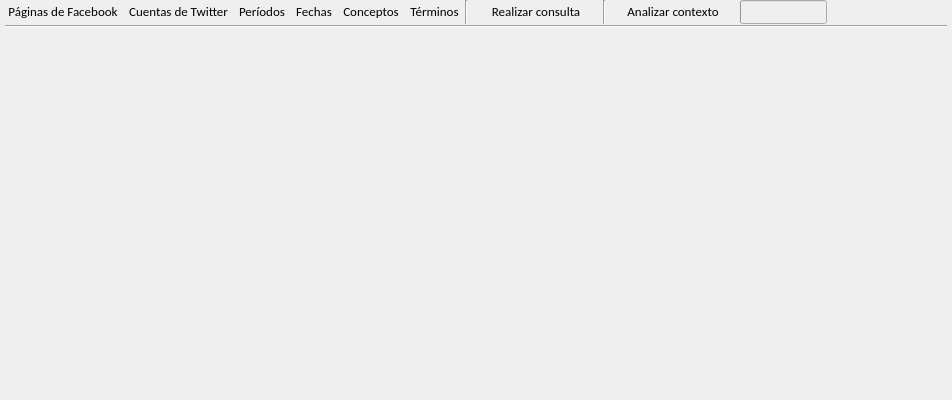
Above: visualizador-de-contexto/visualizadordecontexto.ui from miglesias91/visualizador-de-contextos before the change. Below: the same form after it.
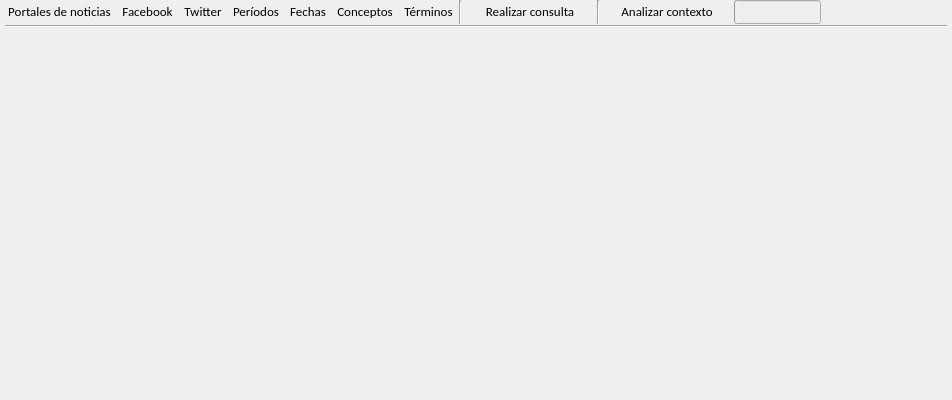
That is the form after the change.

Commit message: visu con portales funcionando

Diff of the .ui file:
```diff
--- a/visualizador-de-contexto/visualizadordecontexto.ui
+++ b/visualizador-de-contexto/visualizadordecontexto.ui
@@ -103,11 +103,24 @@
           <property name="bottomMargin">
            <number>0</number>
           </property>
+          <item>
+           <widget class="QPushButton" name="btn_medios_portales">
+            <property name="font">
+             <font>
+              <family>Calibri</family>
+              <pointsize>10</pointsize>
+             </font>
+            </property>
+            <property name="text">
+             <string>Portales de noticias</string>
+            </property>
+           </widget>
+          </item>
           <item>
            <widget class="QPushButton" name="btn_medios_facebook">
             <property name="minimumSize">
              <size>
-              <width>80</width>
+              <width>0</width>
               <height>0</height>
              </size>
             </property>
@@ -124,7 +137,7 @@
              <string notr="true"/>
             </property>
             <property name="text">
-             <string>Páginas de Facebook</string>
+             <string>Facebook</string>
             </property>
             <property name="checkable">
              <bool>false</bool>
@@ -167,7 +180,7 @@
              <string notr="true"/>
             </property>
             <property name="text">
-             <string>Cuentas de Twitter</string>
+             <string>Twitter</string>
             </property>
             <property name="autoDefault">
              <bool>false</bool>
```
Left out of the diff: 7 changed lines with no effect on the pictures. The commit also changes 24 other files.
